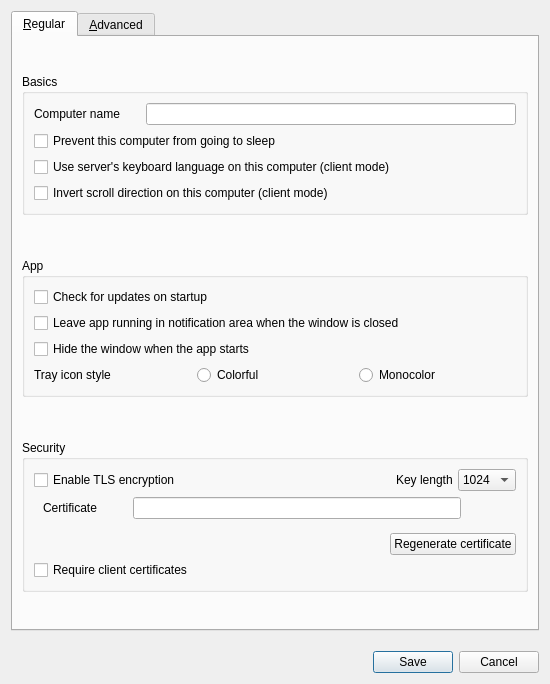
Before: the Qt Designer form src/apps/deskflow-gui/dialogs/SettingsDialog.ui in deskflow/deskflow, drawn with Qt 5.
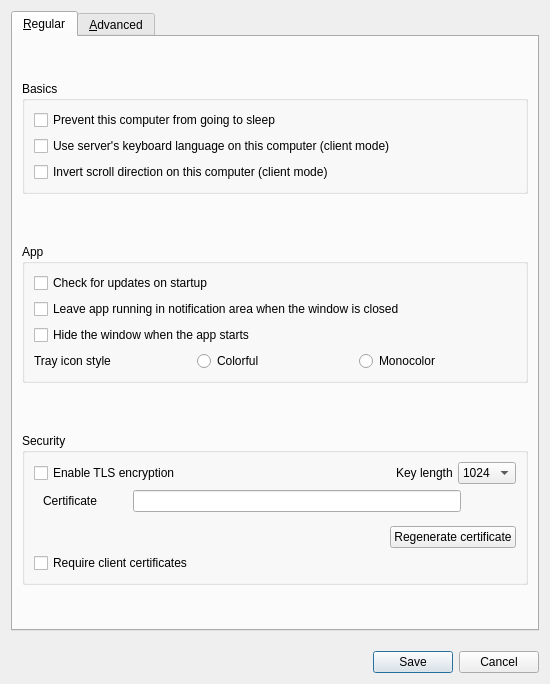
After: the same form once the commit is applied.

The edit to the form file:
```diff
--- a/src/apps/deskflow-gui/dialogs/SettingsDialog.ui
+++ b/src/apps/deskflow-gui/dialogs/SettingsDialog.ui
@@ -54,55 +54,6 @@
           <string>Basics</string>
          </property>
          <layout class="QVBoxLayout" name="verticalLayout_2">
-          <item>
-           <layout class="QHBoxLayout" name="horizontalLayout">
-            <item>
-             <widget class="QLabel" name="m_pLabelComputerName">
-              <property name="sizePolicy">
-               <sizepolicy hsizetype="Preferred" vsizetype="Fixed">
-                <horstretch>0</horstretch>
-                <verstretch>0</verstretch>
-               </sizepolicy>
-              </property>
-              <property name="minimumSize">
-               <size>
-                <width>75</width>
-                <height>0</height>
-               </size>
-              </property>
-              <property name="text">
-               <string>Computer name</string>
-              </property>
-             </widget>
-            </item>
-            <item>
-             <spacer name="horizontalSpacer">
-              <property name="orientation">
-               <enum>Qt::Orientation::Horizontal</enum>
-              </property>
-              <property name="sizeType">
-               <enum>QSizePolicy::Policy::Maximum</enum>
-              </property>
-              <property name="sizeHint" stdset="0">
-               <size>
-                <width>20</width>
-                <height>20</height>
-               </size>
-              </property>
-             </spacer>
-            </item>
-            <item>
-             <widget class="QLineEdit" name="m_pLineEditScreenName">
-              <property name="enabled">
-               <bool>true</bool>
-              </property>
-              <property name="maxLength">
-               <number>255</number>
-              </property>
-             </widget>
-            </item>
-           </layout>
-          </item>
           <item>
            <widget class="QCheckBox" name="m_pCheckBoxPreventSleep">
             <property name="text">
```
Left out of the diff: 1 changed line with no effect on the pictures.
